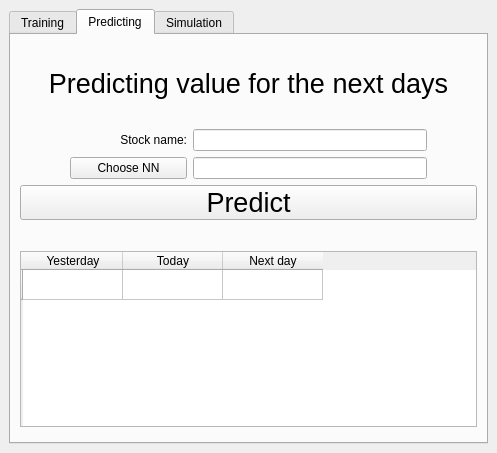
Old version of the form gui/stocker.ui in the repository Xevi8X/WSI_2023.
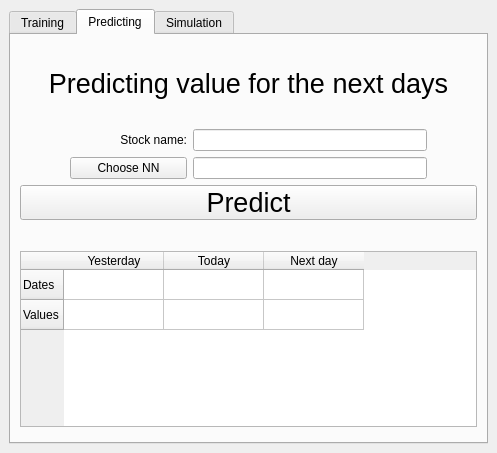
New version of the form. The open tabs and pages were chosen to show the change.

Patch:
```diff
--- a/gui/stocker.ui
+++ b/gui/stocker.ui
@@ -284,7 +284,12 @@
          <widget class="QTableWidget" name="tabela">
           <row>
            <property name="text">
-            <string/>
+            <string>Dates</string>
+           </property>
+          </row>
+          <row>
+           <property name="text">
+            <string>Values</string>
            </property>
           </row>
           <column>
@@ -302,6 +307,14 @@
             <string>Next day</string>
            </property>
           </column>
+          <item row="0" column="0">
+           <property name="text">
+            <string/>
+           </property>
+           <property name="textAlignment">
+            <set>AlignJustify|AlignVCenter</set>
+           </property>
+          </item>
          </widget>
         </item>
         <item>
```
Left out of the diff: 5 changed lines with no effect on the pictures.
